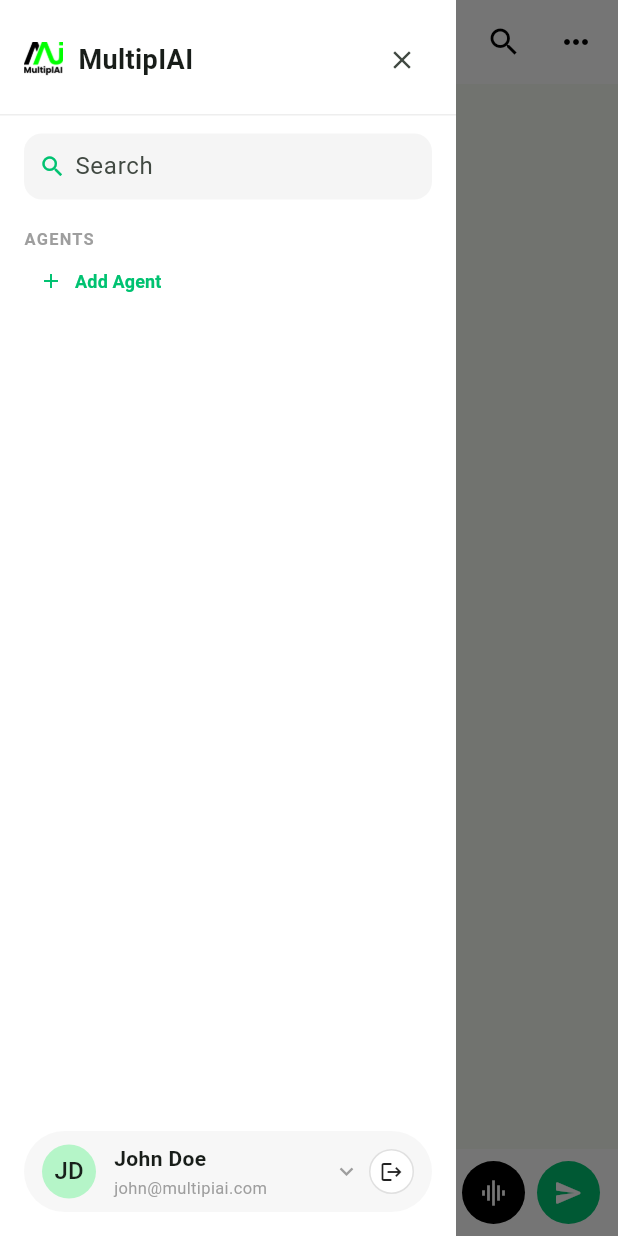
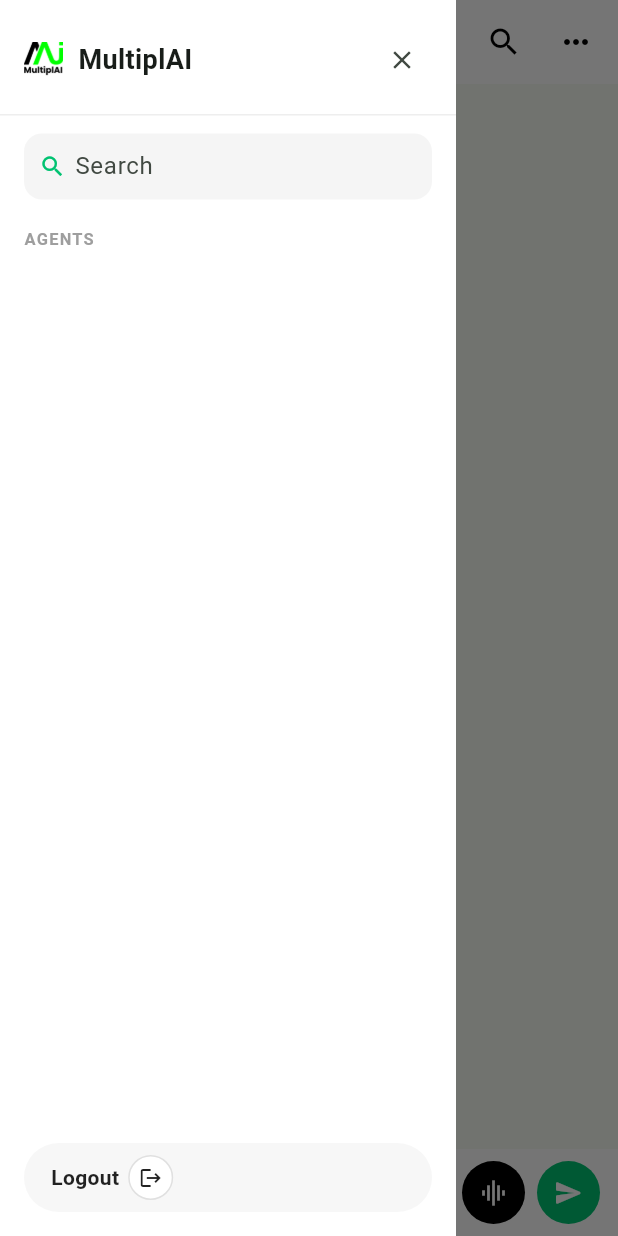
Before and after one commit to AbinayaA18/multiplAI-uiflutter, a Flutter app: the ChatScreen screen opened directly with empty values, with the side drawer open, on a phone screen of 412 x 824 dp. Run offline on Flutter 3.47's test engine with Material 3 defaults, Android fonts, the phone set to English and light mode, and no system bars; our stand-ins replace flutter_svg, shared_preferences, supabase_flutter; accounts and stored records are empty.

Commit message:
Update Flutter screens and API service

```diff
--- a/lib/screens/login_screen.dart
+++ b/lib/screens/login_screen.dart
@@ -199,7 +199,7 @@ class _PhoneLoginPageState extends State<PhoneLoginPage> {
             Padding(
               padding: const EdgeInsets.only(bottom: 16),
               child: Text(
-                'Powered by © 2026 MultiPiAI',
+                'Powered by © 2026 MultiplAI',
                 style: TextStyle(
                   fontSize: 12,
                   color: Colors.black45,
--- a/lib/screens/splash_screen.dart
+++ b/lib/screens/splash_screen.dart
@@ -53,7 +53,7 @@ class _SplashScreenState extends State<SplashScreen>
               Image.asset(
                 'assets/images/MultiplAI_Logo_Vertical.png',
                 width: 140,
-                semanticLabel: 'MultipIAI logo',
+                semanticLabel: 'MultiplAI logo',
               )
             ],
           ),
--- a/lib/services/api_service.dart
+++ b/lib/services/api_service.dart
@@ -2,11 +2,11 @@ import 'dart:convert';
 import 'package:http/http.dart' as http;
 
 class ApiService {
-  static const String baseUrl = "http://localhost:5000/chat";
+  static const String baseUrl = "http://20.174.8.175:5000/chat";
 
   static const String loginApi = 'http://localhost:5000/get-user-agents';
 
-  static Future<String> sendMessage({
+  static Future<String> sendMessage1({
     required String agentId,
     required String text,
   }) async {
@@ -53,4 +53,21 @@ class ApiService {
     }
     }
 
+
+  Future<String> sendMessage(Map<String, dynamic> payload) async {
+    final response = await http.post(
+      Uri.parse(baseUrl),
+      headers: {
+        'Content-Type': 'application/json'
+      },
+      body: jsonEncode(payload),
+    );
+
+    if (response.statusCode != 200) {
+      throw Exception('Azure AI Error: ${response.body}');
+    }
+
+    final data = jsonDecode(response.body);
+    return data['reply'] as String;
   }
+}
--- a/lib/widgets/multipiai_drawer.dart
+++ b/lib/widgets/multipiai_drawer.dart
@@ -116,7 +116,7 @@ class _MultipiaiDrawerState extends State<MultipiaiDrawer> {
                   ),
                   const SizedBox(width: 10),
                   const Text(
-                    'MultipIAI',
+                    'MultiplAI',
                     style: TextStyle(
                       fontSize: 18,
                       fontWeight: FontWeight.w700,
@@ -189,31 +189,31 @@ class _MultipiaiDrawerState extends State<MultipiaiDrawer> {
               ),
             ),
 
-            // "Add Agent" button
-            Padding(
-              padding: const EdgeInsets.fromLTRB(16, 4, 16, 8),
-              child: Align(
-                alignment: Alignment.centerLeft,
-                child: TextButton.icon(
-                  style: TextButton.styleFrom(
-                    padding:
-                        const EdgeInsets.symmetric(horizontal: 10, vertical: 4),
-                    minimumSize: Size.zero,
-                    tapTargetSize: MaterialTapTargetSize.shrinkWrap,
-                  ),
-                  onPressed: _showAddAgentDialog,
-                  icon: const Icon(Icons.add, size: 16, color: green),
-                  label: const Text(
-                    'Add Agent',
-                    style: TextStyle(
-                      fontSize: 12,
-                      color: green,
-                      fontWeight: FontWeight.w600,
-                    ),
-                  ),
-                ),
-              ),
-            ),
+            // // "Add Agent" button
+            // Padding(
+            //   padding: const EdgeInsets.fromLTRB(16, 4, 16, 8),
+            //   child: Align(
+            //     alignment: Alignment.centerLeft,
+            //     child: TextButton.icon(
+            //       style: TextButton.styleFrom(
+            //         padding:
+            //             const EdgeInsets.symmetric(horizontal: 10, vertical: 4),
+            //         minimumSize: Size.zero,
+            //         tapTargetSize: MaterialTapTargetSize.shrinkWrap,
+            //       ),
+            //       onPressed: _showAddAgentDialog,
+            //       icon: const Icon(Icons.add, size: 16, color: green),
+            //       label: const Text(
+            //         'Add Agent',
+            //         style: TextStyle(
+            //           fontSize: 12,
+            //           color: green,
+            //           fontWeight: FontWeight.w600,
+            //         ),
+            //       ),
+            //     ),
+            //   ),
+            // ),
 
             // AGENT LIST
             Expanded(
@@ -269,43 +269,52 @@ class _MultipiaiDrawerState extends State<MultipiaiDrawer> {
                 ),
                 child: Row(
                   children: [
-                    const CircleAvatar(
-                      radius: 18,
-                      backgroundColor: Color(0xFFB5F5C8), // light green
-                      child: Text(
-                        'JD',
-                        style: TextStyle(color: Colors.black87),
+                    // const CircleAvatar(
+                    //   radius: 18,
+                    //   backgroundColor: Color(0xFFB5F5C8), // light green
+                    //   child: Text(
+                    //     'JD',
+                    //     style: TextStyle(color: Colors.black87),
+                    //   ),
+                    // ),
+                    // const SizedBox(width: 12),
+                    // Expanded(
+                    //   child: Column(
+                    //     crossAxisAlignment: CrossAxisAlignment.start,
+                    //     mainAxisSize: MainAxisSize.min,
+                    //     children: const [
+                    //       Text(
+                    //         'John Doe',
+                    //         style: TextStyle(
+                    //           fontSize: 14,
+                    //           fontWeight: FontWeight.w600,
+                    //         ),
+                    //         overflow: TextOverflow.ellipsis,
+                    //       ),
+                    //       SizedBox(height: 2),
+                    //       Text(
+                    //         'john@multiplai.com',
+                    //         style: TextStyle(
+                    //           fontSize: 11,
+                    //           color: Colors.grey,
+                    //         ),
+                    //         overflow: TextOverflow.ellipsis,
+                    //       ),
+                    //     ],
+                    //   ),
+                    // ),
+                    const SizedBox(width: 6),
+                    // const Icon(Icons.keyboard_arrow_down,
+                    //     size: 18, color: Colors.grey),
+                    // const Spacer(),
+                    const Text(
+                      'Logout',
+                      style: TextStyle(
+                        fontSize: 14,
+                        fontWeight: FontWeight.w600,
+                        color: Colors.black87,
                       ),
                     ),
-                    const SizedBox(width: 12),
-                    Expanded(
-                      child: Column(
-                        crossAxisAlignment: CrossAxisAlignment.start,
-                        mainAxisSize: MainAxisSize.min,
-                        children: const [
-                          Text(
-                            'John Doe',
-                            style: TextStyle(
-                              fontSize: 14,
-                              fontWeight: FontWeight.w600,
-                            ),
-                            overflow: TextOverflow.ellipsis,
-                          ),
-                          SizedBox(height: 2),
-                          Text(
-                            'john@multipiai.com',
-                            style: TextStyle(
-                              fontSize: 11,
-                              color: Colors.grey,
-                            ),
-                            overflow: TextOverflow.ellipsis,
-                          ),
-                        ],
-                      ),
-                    ),
-                    const SizedBox(width: 6),
-                    const Icon(Icons.keyboard_arrow_down,
-                        size: 18, color: Colors.grey),
                     const SizedBox(width: 6),
                     InkWell(
                       onTap: _confirmLogout,
```
Also changed, not shown: lib/screens/chat_screen.dart (+45 -7 lines).
